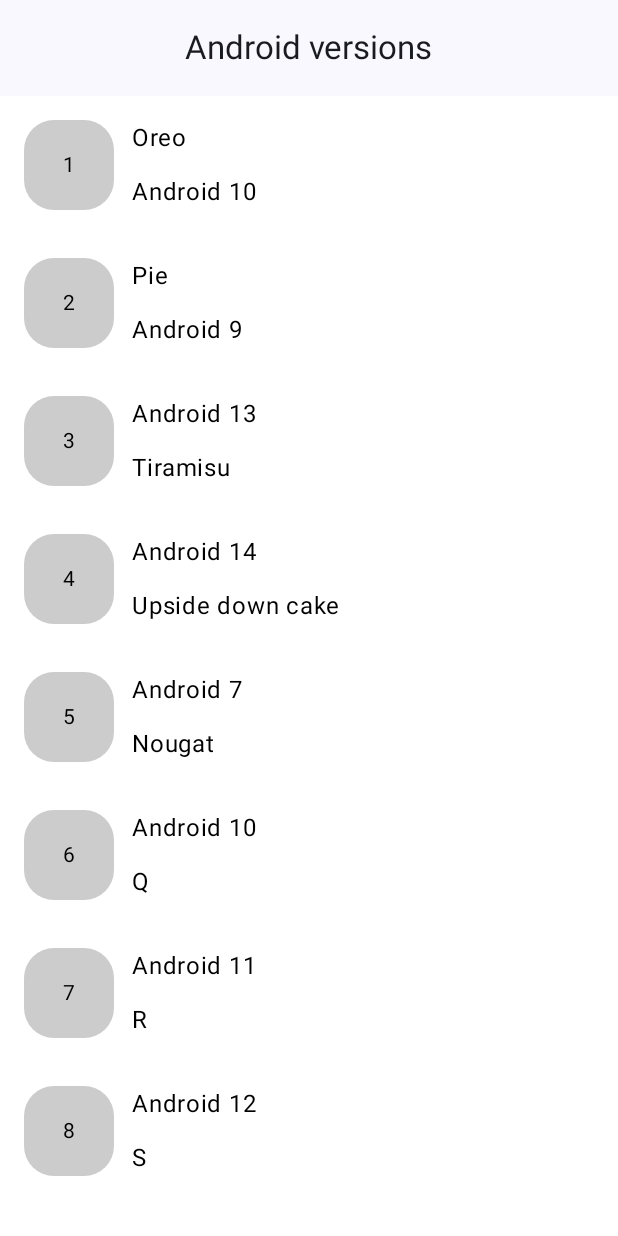
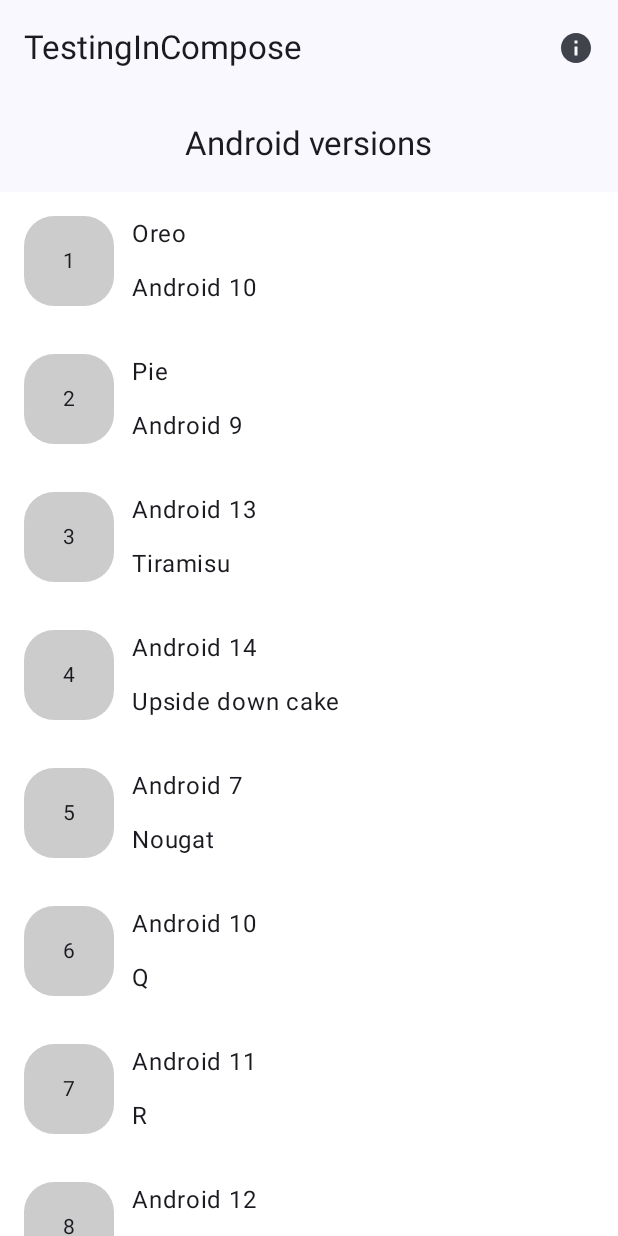
Before and after one commit to DenisGithuku/TestingInCompose, an Android app built with Jetpack Compose: the screen it shows after launch (MainActivity), on a phone screen of 412 x 824 dp. Run offline under Robolectric (Android 15) with nearby library versions, the phone set to English and light mode, and no system bars; our stand-ins replace Dagger/Hilt's generated code, accompanist.

```diff
--- a/app/src/main/java/com/githukudenis/testingincompose/AppNavigator.kt
+++ b/app/src/main/java/com/githukudenis/testingincompose/AppNavigator.kt
@@ -6,6 +6,7 @@ import androidx.navigation.NavType
 import androidx.navigation.compose.NavHost
 import androidx.navigation.compose.composable
 import androidx.navigation.navArgument
+import com.githukudenis.testingincompose.views.AboutScreen
 import com.githukudenis.testingincompose.views.details.VersionDetails
 import com.githukudenis.testingincompose.views.home.HomeScreen
 
@@ -38,5 +39,10 @@ fun AppNavigator(
         ) {
             VersionDetails()
         }
+        composable(
+            route = "about"
+        ) {
+            AboutScreen()
+        }
     }
 }
--- a/app/src/main/java/com/githukudenis/testingincompose/MainActivity.kt
+++ b/app/src/main/java/com/githukudenis/testingincompose/MainActivity.kt
@@ -5,13 +5,26 @@ import androidx.activity.ComponentActivity
 import androidx.activity.compose.setContent
 import androidx.compose.foundation.isSystemInDarkTheme
 import androidx.compose.foundation.layout.fillMaxSize
+import androidx.compose.foundation.layout.padding
+import androidx.compose.material.icons.Icons
+import androidx.compose.material.icons.filled.Info
+import androidx.compose.material3.BottomAppBar
+import androidx.compose.material3.ExperimentalMaterial3Api
+import androidx.compose.material3.Icon
+import androidx.compose.material3.IconButton
+import androidx.compose.material3.LocalContentColor
 import androidx.compose.material3.MaterialTheme
+import androidx.compose.material3.Scaffold
 import androidx.compose.material3.Surface
 import androidx.compose.material3.Text
+import androidx.compose.material3.TopAppBar
+import androidx.compose.material3.TopAppBarDefaults
+import androidx.compose.material3.TopAppBarScrollBehavior
 import androidx.compose.runtime.Composable
 import androidx.compose.runtime.DisposableEffect
 import androidx.compose.ui.Modifier
 import androidx.compose.ui.graphics.Color
+import androidx.compose.ui.platform.LocalContext
 import androidx.compose.ui.tooling.preview.Preview
 import androidx.navigation.compose.rememberNavController
 import com.githukudenis.testingincompose.ui.theme.TestingInComposeTheme
@@ -20,6 +33,7 @@ import dagger.hilt.android.AndroidEntryPoint
 
 @AndroidEntryPoint
 class MainActivity : ComponentActivity() {
+    @OptIn(ExperimentalMaterial3Api::class)
     override fun onCreate(savedInstanceState: Bundle?) {
         super.onCreate(savedInstanceState)
         setContent {
@@ -46,7 +60,36 @@ class MainActivity : ComponentActivity() {
             }
             val navHostController = rememberNavController()
             TestingInComposeTheme {
-                AppNavigator(navController = navHostController)
+                Scaffold (
+                    topBar = {
+                        TopAppBar(
+                            title = {
+                                Text(
+                                    text = LocalContext.current.getString(R.string.app_name)
+                                )
+                            },
+                            scrollBehavior = TopAppBarDefaults.exitUntilCollapsedScrollBehavior(),
+                            actions = {
+                                IconButton(onClick = {
+                                    navHostController.navigate("about") {
+                                        popUpTo("about"){
+                                            inclusive = true
+                                        }
+                                    }
+                                }) {
+                                    Icon(
+                                        imageVector = Icons.Default.Info,
+                                        contentDescription = "About Testing in Compose"
+                                    )
+                                }
+                            }
+                        )
+                    }
+                        ){ paddingValues ->
+                    Surface(modifier = Modifier.padding(paddingValues)) {
+                        AppNavigator(navController = navHostController)
+                    }
+                }
             }
         }
     }
```
Also changed, not shown: app/src/main/java/com/githukudenis/testingincompose/views/About.kt (added, +78 -0 lines).
